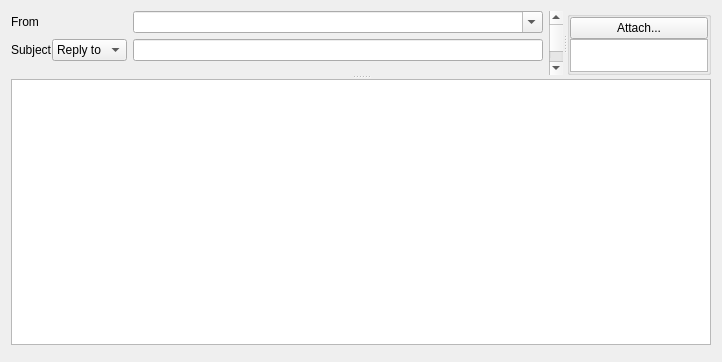
Before: the Qt Designer form src/Gui/ComposeWidget.ui in jktjkt/trojita, drawn with Qt 5.
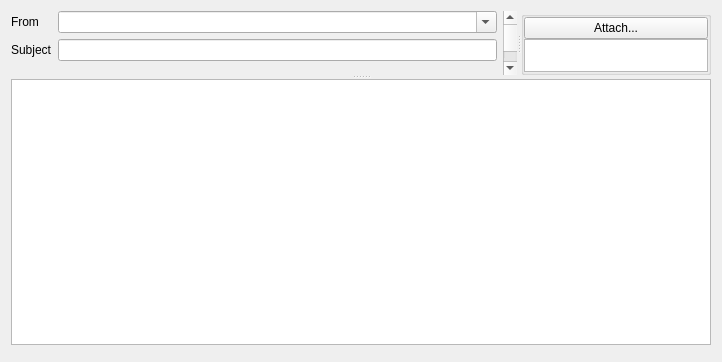
After: the same form once the commit is applied. Custom widgets are drawn as their Qt base class.

Commit message: GUI: move the "mark as reply" selector to the row of buttons

```diff
--- a/src/Gui/ComposeWidget.ui
+++ b/src/Gui/ComposeWidget.ui
@@ -72,14 +72,6 @@
            </widget>
           </item>
           <item row="1" column="0">
-           <layout class="QHBoxLayout" name="horizontalLayout1">
-            <property name="spacing">
-             <number>0</number>
-            </property>
-            <property name="margin">
-             <number>0</number>
-            </property>
-            <item>
              <widget class="QLabel" name="subjectLabel">
               <property name="text">
                <string>Subject</string>
@@ -88,28 +80,6 @@
                <cstring>subject</cstring>
               </property>
              </widget>
-            </item>
-            <item>
-             <widget class="QComboBox" name="markAsReply">
-              <property name="sizePolicy">
-               <sizepolicy hsizetype="MinimumExpanding" vsizetype="Fixed">
-                <horstretch>0</horstretch>
-                <verstretch>0</verstretch>
-               </sizepolicy>
-              </property>
-              <item>
-               <property name="text">
-                <string>Reply to</string>
-               </property>
-              </item>
-              <item>
-               <property name="text">
-                <string>Subject</string>
-               </property>
-              </item>
-             </widget>
-            </item>
-           </layout>
           </item>
           <item row="1" column="1">
            <widget class="LineEdit" name="subject"/>
```
Lines whose indentation alone changed are shown as unchanged. The commit also changes 2 other files.
